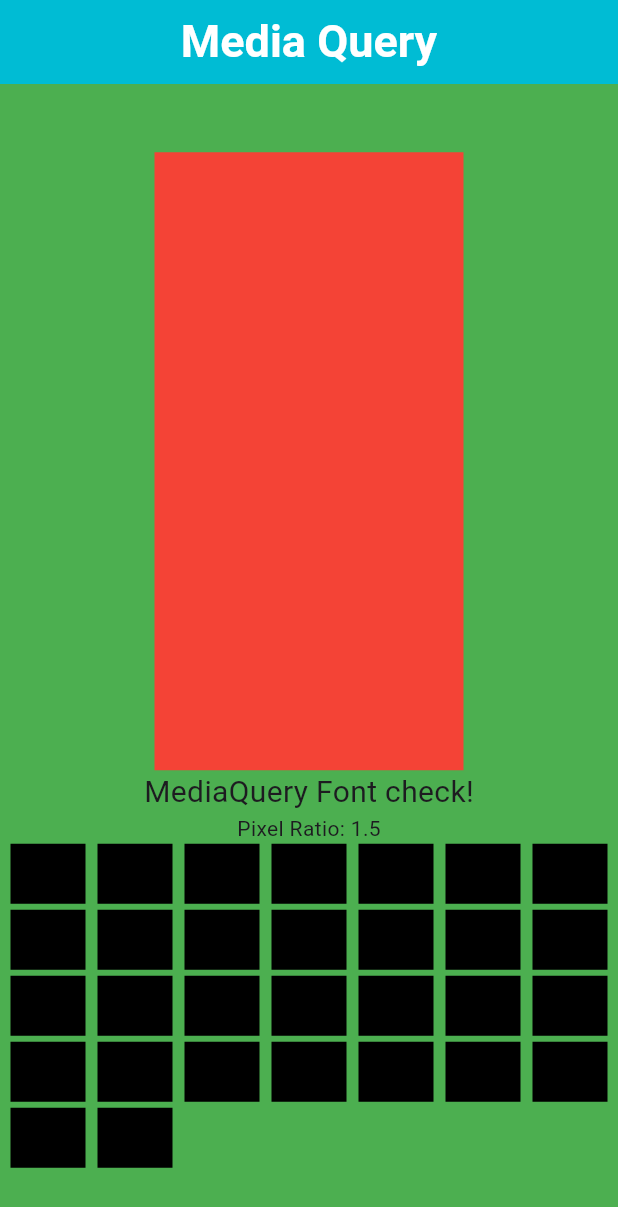
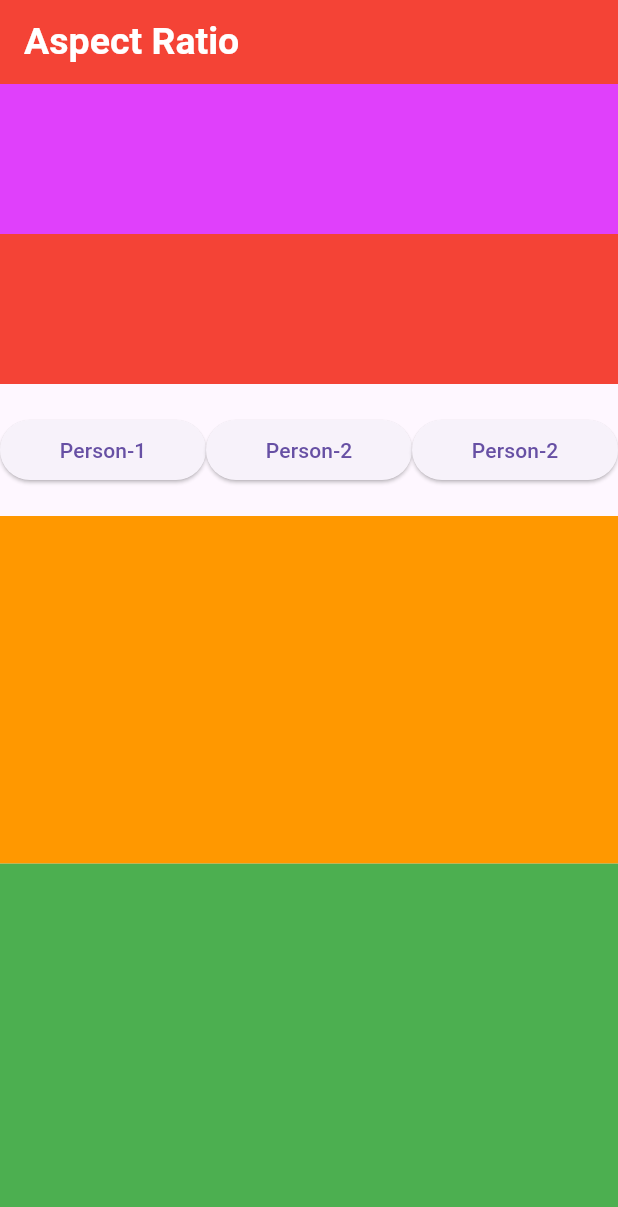
Before and after one commit to safaat260/Ostad_Flutter, a Flutter app: the screen it shows after launch, on a phone screen of 412 x 824 dp. Shown: the top 1207 px of the screen. Run offline on Flutter 3.47's test engine with Material 3 defaults, Android fonts, the phone set to English and light mode, and no system bars.

Commit message:
aspect ratio and expanded

```diff
--- /dev/null
+++ b/lib/Module_09/class 2/aspect_ratio-app.dart
@@ -0,0 +1,19 @@
+import 'package:flutter/material.dart';
+import 'package:test1/Module_09/class%202/aspect_ratio-home.dart';
+
+class aspect_app extends StatefulWidget {
+  const aspect_app({super.key});
+
+  @override
+  State<aspect_app> createState() => _aspect_appState();
+}
+
+class _aspect_appState extends State<aspect_app> {
+  @override
+  Widget build(BuildContext context) {
+    return MaterialApp(
+      title: "Aspect_app",
+      home: aspect_home(),
+    );
+  }
+}
--- /dev/null
+++ b/lib/Module_09/class 2/aspect_ratio-home.dart
@@ -0,0 +1,94 @@
+import 'package:flutter/material.dart';
+
+class aspect_home extends StatefulWidget {
+  const aspect_home({super.key});
+
+  @override
+  State<aspect_home> createState() => _aspect_homeState();
+}
+
+class _aspect_homeState extends State<aspect_home> {
+  @override
+  Widget build(BuildContext context) {
+    return Scaffold(
+      appBar: AppBar(
+        title: Text(
+          "Aspect Ratio",
+          style: TextStyle(
+            fontSize: 25,
+            fontWeight: FontWeight.bold,
+            color: Colors.white,
+          ),
+        ),
+        backgroundColor: Colors.red,
+      ),
+
+      //aspect ratio
+      body: SingleChildScrollView(
+        child: Column(
+          children: [
+
+            Column(
+              children: [
+
+                Container(
+                  height: 100,
+                  color: Colors.purpleAccent,
+                ),
+                Container(
+                  height: 100,
+                  color: Colors.red,
+                ),
+
+              ],
+            ),
+
+            SizedBox(height: 20,),
+
+            //expanded
+            Row(
+              children: [
+                Expanded(child: ElevatedButton(onPressed: (){}, child: Text("Person-1"))),
+                Expanded(child: ElevatedButton(onPressed: (){}, child: Text("Person-2"))),
+                Expanded(child: ElevatedButton(onPressed: (){}, child: Text("Person-2"))),
+
+              ],
+            ),
+
+            SizedBox(height: 20,),
+
+            AspectRatio(
+              aspectRatio: 16 / 9,//16:9 ratio
+              child: Container(
+                  height: 200,//won't work parent is aspect ratio
+                  width: 50,//won't work parent is aspect ratio
+                  color: Colors.orange),
+            ),
+
+            AspectRatio(
+              aspectRatio: 9 / 16,//9:16 ratio
+              child: Container(color: Colors.green),
+            ),
+
+            AspectRatio(
+              aspectRatio: 16 / 10,//16:10 ratio
+              child: Container(color: Colors.blue),
+            ),
+
+            AspectRatio(
+              aspectRatio: 4 / 3,//4:3 ratio
+              child: Container(color: Colors.purpleAccent),
+            ),
+
+            AspectRatio(
+              aspectRatio: 1 / 1,//4:3 ratio
+              child: Container(color: Colors.pink),
+            ),
+
+
+          ],
+        ),
+      ),
+    );
+  }
+}
--- a/lib/main.dart
+++ b/lib/main.dart
@@ -1,4 +1,5 @@
 import 'package:flutter/material.dart';
+
 
 //module_07_class_01
 //import 'package:test1/Module_07/class_01_column_row_icons_buttons/Myapp.dart';
@@ -27,8 +28,10 @@ import 'package:flutter/material.dart';
 //import 'package:test1/Module_09/todoapp/todoapp.dart';
 
 //media query
-import 'package:test1/Module_09/class%201/mediaqueryapp.dart';
+//import 'package:test1/Module_09/class%201/mediaqueryapp.dart';
 
+//aspect ratio
+import 'package:test1/Module_09/class%202/aspect_ratio-app.dart';
 
 void main(){
   //runApp(MyApp());//module1cls1
@@ -39,7 +42,8 @@ void main(){
   //runApp(Gridviewapp());
     //runApp(statefullapp());
     //runApp(todoapp());
-    runApp(mediaqueryapp());
+    //runApp(mediaqueryapp());
+      runApp(aspect_app());
 
 
 }
```
